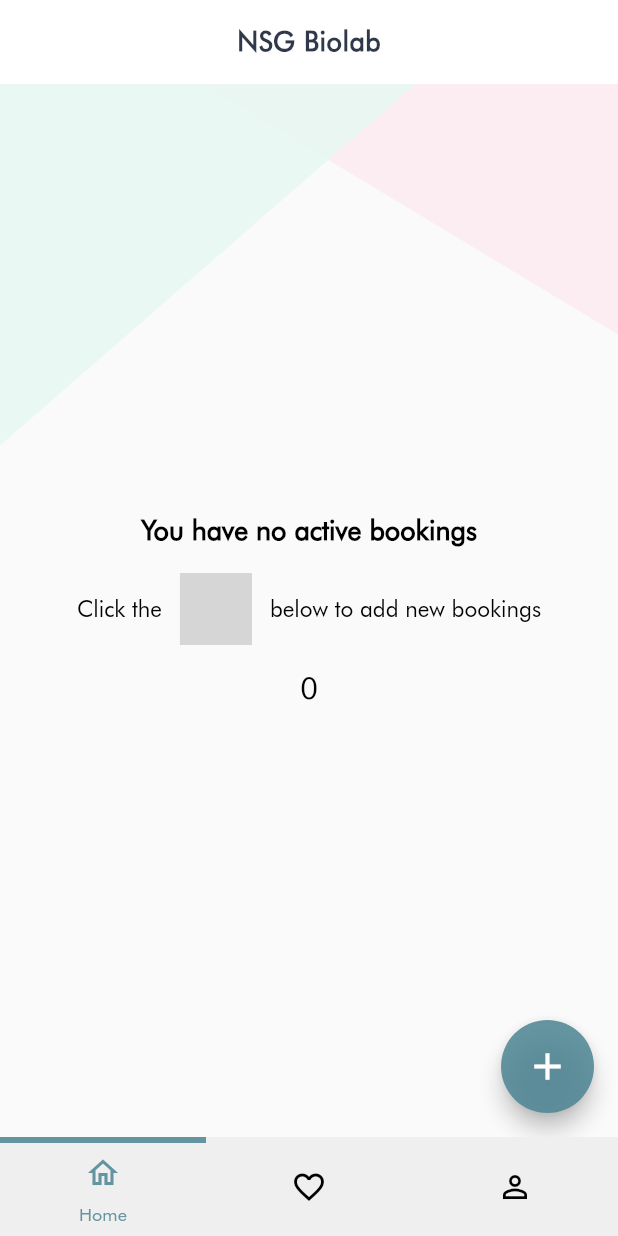
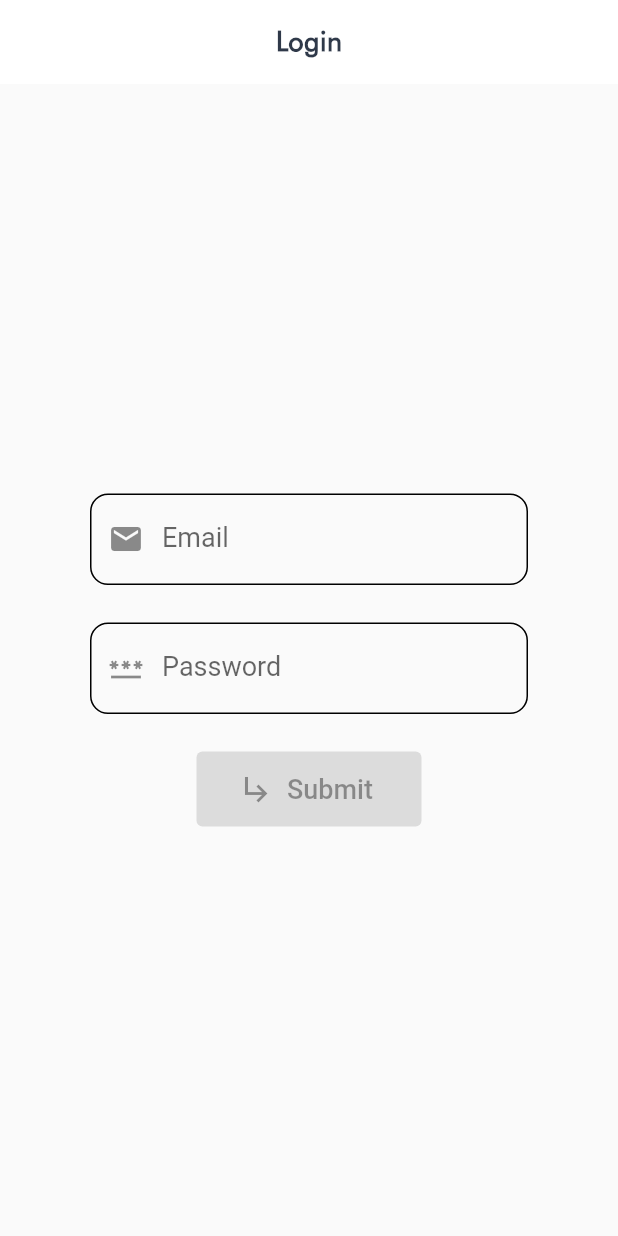
Before and after one commit to tduongtad1304/project-01, a Flutter app: the screen it shows after launch, on a phone screen of 412 x 824 dp. Run offline on Flutter 3.47's test engine with Material 2 defaults, Android fonts, the phone set to English and light mode, and no system bars; our stand-ins replace bloc, dio, equatable, flutter_bloc, flutter_secure_storage, flutter_svg and 2 more; grey boxes are pictures that could not be loaded.

Commit message:
add login page and logic

```diff
--- a/lib/app.dart
+++ b/lib/app.dart
@@ -1,7 +1,12 @@
 import 'package:flutter/material.dart';
+import 'package:nsg_biolab_clone/blocs/login/login_bloc.dart';
 import 'package:nsg_biolab_clone/cubits/cubits.dart';
 import 'package:nsg_biolab_clone/views/main_page.dart';
 import 'package:flutter_bloc/flutter_bloc.dart';
+
+import 'repositories/login_repository.dart';
+import 'services/login_services.dart';
+import 'views/views.dart';
 
 class MyApp extends StatelessWidget {
   const MyApp({Key? key}) : super(key: key);
@@ -31,7 +36,17 @@ class MyApp extends StatelessWidget {
           visualDensity: VisualDensity.adaptivePlatformDensity,
           primarySwatch: Colors.blue,
         ),
-        home: const MainPage(),
+        initialRoute: '/',
+        routes: {
+          '/mainpage': (context) => const MainPage(),
+          '/': (context) => RepositoryProvider(
+                create: (context) => LoginRepository(loginServices: LoginServices()),
+                child: BlocProvider<LoginBloc>(
+                  create: (context) => LoginBloc(loginRepository: context.read<LoginRepository>()),
+                  child: const LoginPage(),
+                ),
+              ),
+        },
       ),
     );
   }
--- /dev/null
+++ b/lib/blocs/login/login_bloc.dart
@@ -0,0 +1,75 @@
+import 'package:bloc/bloc.dart';
+import 'package:equatable/equatable.dart';
+
+import 'package:nsg_biolab_clone/models/custom_error.dart';
+import 'package:nsg_biolab_clone/models/text_field_model/email_model.dart';
+import 'package:nsg_biolab_clone/models/text_field_model/password_model.dart';
+import 'package:nsg_biolab_clone/repositories/login_repository.dart';
+import 'package:formz/formz.dart';
+
+part 'login_event.dart';
+part 'login_state.dart';
+
+class LoginBloc extends Bloc<LoginEvent, LoginState> {
+  final LoginRepository loginRepository;
+  LoginBloc({required this.loginRepository}) : super(const LoginState()) {
+    on<EmailChanged>(_onEmailChanged);
+    on<PasswordChanged>(_onPasswordChanged);
+    on<Submit>(_onSubmit);
+  }
+
+  _onEmailChanged(EmailChanged event, Emitter<LoginState> emit) {
+    final emailInput = EmailInput.dirty(event.email);
+
+    emit(
+      state.copyWith(
+        email: emailInput,
+        formzStatus: Formz.validate([
+          emailInput,
+          state.password,
+        ]),
+      ),
+    );
+  }
+
+  _onPasswordChanged(PasswordChanged event, Emitter<LoginState> emit) {
+    final passwordInput = PasswordInput.dirty(event.password);
+
+    emit(
+      state.copyWith(
+        password: passwordInput,
+        formzStatus: Formz.validate([
+          passwordInput,
+          state.email,
+        ]),
+      ),
+    );
+  }
+
+  Future<void> _onSubmit(Submit event, Emitter<LoginState> emit) async {
+    if (state.formzStatus.isValidated) {
+      emit(state.copyWith(formzStatus: FormzStatus.submissionInProgress));
+      try {
+        await loginRepository
+            .login(
+              state.email.value,
+              state.password.value,
+            )
+            .then(
+              (user) => emit(
+                const LoginState(
+                  email: EmailInput.pure(),
+                  password: PasswordInput.pure(),
+                  formzStatus: FormzStatus.pure,
+                  isSubmitting: false,
+                ),
+              ),
+            );
+        emit(state.copyWith(formzStatus: FormzStatus.submissionSuccess, isSubmitting: true));
+      } on CustomError catch (e) {
+        emit(state.copyWith(formzStatus: FormzStatus.submissionFailure, isSubmitting: true, error: e));
+      }
+    }
+    emit(state.copyWith(formzStatus: FormzStatus.submissionInProgress));
+  }
+}
--- /dev/null
+++ b/lib/blocs/login/login_event.dart
@@ -0,0 +1,28 @@
+part of 'login_bloc.dart';
+
+abstract class LoginEvent extends Equatable {
+  const LoginEvent();
+
+  @override
+  List<Object> get props => [];
+}
+
+class EmailChanged extends LoginEvent {
+  final String email;
+
+  const EmailChanged({required this.email});
+
+  @override
+  List<Object> get props => [email];
+}
+
+class PasswordChanged extends LoginEvent {
+  final String password;
+
+  const PasswordChanged({required this.password});
+
+  @override
+  List<Object> get props => [password];
+}
+
+class Submit extends LoginEvent {}
--- /dev/null
+++ b/lib/blocs/login/login_state.dart
@@ -0,0 +1,38 @@
+part of 'login_bloc.dart';
+
+class LoginState extends Equatable {
+  final EmailInput email;
+  final PasswordInput password;
+  final FormzStatus formzStatus;
+  final CustomError error;
+  final bool isSubmitting;
+  const LoginState({
+    this.email = const EmailInput.pure(),
+    this.password = const PasswordInput.pure(),
+    this.formzStatus = FormzStatus.pure,
+    this.error = const CustomError(errMsg: ''),
+    this.isSubmitting = false,
+  });
+
+  @override
+  List<Object> get props => [email, password, formzStatus, error, isSubmitting];
+
+  LoginState copyWith({
+    EmailInput? email,
+    PasswordInput? password,
+    FormzStatus? formzStatus,
+    CustomError? error,
+    bool? isSubmitting,
+  }) {
+    return LoginState(
+      email: email ?? this.email,
+      password: password ?? this.password,
+      formzStatus: formzStatus ?? this.formzStatus,
+      error: error ?? this.error,
+      isSubmitting: isSubmitting ?? this.isSubmitting,
+    );
+  }
+
+  @override
+  bool get stringify => true;
+}
--- /dev/null
+++ b/lib/exceptions/login_exceptions.dart
@@ -0,0 +1,12 @@
+class LoginException implements Exception {
+  String message;
+
+  LoginException([this.message = 'Something went wrong']) {
+    message = 'Login exception $message';
+  }
+
+  @override
+  String toString() {
+    return message;
+  }
+}
--- a/lib/main.dart
+++ b/lib/main.dart
@@ -9,6 +9,5 @@ void main() async {
   final _storage = await HydratedStorage.build(
     storageDirectory: await getApplicationDocumentsDirectory(),
   );
-  HydratedBlocOverrides.runZoned(() => runApp(const MyApp()),
-      blocObserver: Observer(), storage: _storage);
+  HydratedBlocOverrides.runZoned(() => runApp(const MyApp()), blocObserver: Observer(), storage: _storage);
 }
--- /dev/null
+++ b/lib/models/text_field_model/email_model.dart
@@ -0,0 +1,17 @@
+import 'package:formz/formz.dart';
+
+enum EmailValidationError { invalid }
+
+class EmailInput extends FormzInput<String, EmailValidationError> {
+  const EmailInput.pure() : super.pure('');
+  const EmailInput.dirty([String value = '']) : super.dirty(value);
+
+  static final _emailRegex = RegExp(
+    r'^[a-zA-Z0-9.!#$%&’*+/=?^_`{|}~-]+@[a-zA-Z0-9-]+(?:\.[a-zA-Z0-9-]+)*$',
+  );
+
+  @override
+  EmailValidationError? validator(String value) {
+    return _emailRegex.hasMatch(value) ? null : EmailValidationError.invalid;
+  }
+}
--- /dev/null
+++ b/lib/models/text_field_model/password_model.dart
@@ -0,0 +1,18 @@
+//validate password
+import 'package:formz/formz.dart';
+
+//return invalid if password does not match with expression
+enum PasswordValidationError { empty, invalid }
+
+class PasswordInput extends FormzInput<String, PasswordValidationError> {
+  const PasswordInput.pure() : super.pure('');
+  const PasswordInput.dirty([String value = '']) : super.dirty(value);
+
+  @override
+  PasswordValidationError? validator(String value) {
+    if (value.trim().length < 6) {
+      return PasswordValidationError.invalid;
+    }
+    return value.isNotEmpty == true ? null : PasswordValidationError.empty;
+  }
+}
--- /dev/null
+++ b/lib/repositories/login_repository.dart
@@ -0,0 +1,22 @@
+import 'package:nsg_biolab_clone/exceptions/login_exceptions.dart';
+import 'package:nsg_biolab_clone/models/custom_error.dart';
+
+import '../services/login_services.dart';
+
+class LoginRepository {
+  final LoginServices loginServices;
+  LoginRepository({
+    required this.loginServices,
+  });
+
+  Future<String> login(String email, String password) async {
+    try {
+      final token = await loginServices.login(email, password);
+      return token;
+    } on LoginException catch (e) {
+      throw CustomError(errMsg: e.message);
+    } catch (e) {
+      throw CustomError(errMsg: e.toString());
+    }
+  }
+}
--- /dev/null
+++ b/lib/views/login/login_page.dart
@@ -0,0 +1,87 @@
+import 'package:flutter/material.dart';
+import 'package:flutter/services.dart';
+import 'package:nsg_biolab_clone/blocs/login/login_bloc.dart';
+import '../../constants/constants.dart';
+import '/widgets/widgets.dart';
+import 'package:flutter_bloc/flutter_bloc.dart';
+import 'package:formz/formz.dart';
+
+class LoginPage extends StatelessWidget {
+  const LoginPage({Key? key}) : super(key: key);
+
+  @override
+  Widget build(BuildContext context) {
+    return Scaffold(
+      appBar: AppBar(
+        systemOverlayStyle: SystemUiOverlayStyle.dark,
+        backgroundColor: Colors.white,
+        elevation: 0,
+        centerTitle: true,
+        title: Text('Login', style: kTitlePrimary.copyWith(letterSpacing: 0.32)),
+      ),
+      body: BlocListener<LoginBloc, LoginState>(
+        listener: (context, state) {
+          if (state.formzStatus.isSubmissionSuccess) {
+            Navigator.of(context).pushReplacementNamed('/mainpage');
+          }
+          if (state.formzStatus.isSubmissionFailure) {
+            ScaffoldMessenger.of(context).showSnackBar(
+              SnackBar(
+                content: Text(state.error.errMsg),
+              ),
+            );
+          }
+        },
+        child: Center(
+          child: Column(
+            mainAxisAlignment: MainAxisAlignment.center,
+            children: [
+              CustomTextFormField(
+                initialValue: context.watch<LoginBloc>().state.email.value,
+                labelText: 'Email',
+                hintText: 'Enter your email',
+                errorText: context.watch<LoginBloc>().state.email.invalid ? 'Invalid email' : null,
+                icon: Icons.email,
+                onChanged: (String value) {
+                  context.read<LoginBloc>().add(EmailChanged(email: value));
+                },
+              ),
+              const SizedBox(height: 25),
+              CustomTextFormField(
+                initialValue: context.watch<LoginBloc>().state.password.value,
+                labelText: 'Password',
+                hintText: 'Enter your password',
+                errorText: context.watch<LoginBloc>().state.password.invalid ? 'Invalid password' : null,
+                obscureText: false,
+                icon: Icons.password,
+                onChanged: (String value) {
+                  context.read<LoginBloc>().add(PasswordChanged(password: value));
+                },
+              ),
+              const SizedBox(height: 25),
+              SizedBox(
+                height: 50,
+                width: 150,
+                child: ElevatedButton.icon(
+                  style: ElevatedButton.styleFrom(
+                    primary: kPrimaryButtons,
+                  ),
+                  onPressed: context.watch<LoginBloc>().state.formzStatus.isValidated
+                      ? () {
+                          context.read<LoginBloc>().add(Submit());
+                        }
+                      : null,
+                  icon: !context.watch<LoginBloc>().state.formzStatus.isSubmissionInProgress
+                      ? const Icon(Icons.subdirectory_arrow_right_sharp)
+                      : Container(),
+                  label: Text(context.watch<LoginBloc>().state.formzStatus.isSubmissionInProgress ? 'Submitting....' : 'Submit',
+                      style: const TextStyle(fontSize: 18)),
+                ),
+              ),
+            ],
+          ),
+        ),
+      ),
+    );
+  }
+}
--- a/lib/views/new_bookings/new_bookings_page.dart
+++ b/lib/views/new_bookings/new_bookings_page.dart
@@ -74,7 +74,9 @@ class _NewBookingsState extends State<NewBookings> with TickerProviderStateMixin
         IndexedStack(children: const [NewBookingEquipments()]),
         IndexedStack(children: const [NewBookingMeetingRoom()]),
       ]),
+      floatingActionButtonLocation: FloatingActionButtonLocation.centerFloat,
       floatingActionButton: FloatingActionButton(
+        mini: true,
         onPressed: () async {
           bookingsInfo = await Navigator.of(context).push(MaterialPageRoute(
             builder: (context) => BlocProvider<ValidatorBloc>(
--- a/lib/views/views.dart
+++ b/lib/views/views.dart
@@ -8,3 +8,4 @@ export 'new_bookings/new_bookings_equipments.dart';
 export 'new_bookings/new_bookings_meeting_room.dart';
 // export 'bookings_create/bookings_create.dart'; //using form to validate text field
 export 'bookings_create/create_bookings_views.dart'; //using bloc to handle logic to validate text field
+export 'login/login_page.dart';
--- /dev/null
+++ b/lib/widgets/custom_text_field.dart
@@ -0,0 +1,44 @@
+import 'package:flutter/material.dart';
+
+class CustomTextFormField extends StatelessWidget {
+  final String initialValue;
+  final String labelText;
+  final String hintText;
+  final String? errorText;
+  final bool obscureText;
+  final IconData icon;
+  final Function(String)? onChanged;
+
+  const CustomTextFormField({
+    Key? key,
+    required this.initialValue,
+    required this.labelText,
+    required this.hintText,
+    required this.errorText,
+    this.obscureText = false,
+    required this.icon,
+    required this.onChanged,
+  }) : super(key: key);
+
+  @override
+  Widget build(BuildContext context) {
+    return Padding(
+      padding: const EdgeInsets.symmetric(horizontal: 60),
+      child: TextFormField(
+        initialValue: initialValue,
+        textCapitalization: TextCapitalization.words,
+        style: const TextStyle(fontSize: 18),
+        obscureText: obscureText,
+        decoration: InputDecoration(
+          labelText: labelText,
+          hintText: hintText,
+          errorText: errorText,
+          prefixIcon: Icon(icon),
+          border: OutlineInputBorder(borderRadius: BorderRadius.circular(12)),
+          enabledBorder: OutlineInputBorder(borderRadius: BorderRadius.circular(12)),
+        ),
+        onChanged: onChanged,
+      ),
+    );
+  }
+}
--- a/lib/widgets/widgets.dart
+++ b/lib/widgets/widgets.dart
@@ -3,3 +3,4 @@ export 'create_route.dart';
 export 'equipments_card.dart';
 export 'snackbar.dart';
 export 'tab_navigator.dart';
+export 'custom_text_field.dart';
--- a/pubspec.yaml
+++ b/pubspec.yaml
@@ -29,10 +29,12 @@ environment:
 dependencies:
   bloc: ^8.0.3
   cupertino_icons: ^1.0.2
+  dio: ^4.0.6
   equatable: ^2.0.3
   flutter:
     sdk: flutter
   flutter_bloc: ^8.0.1
+  flutter_secure_storage: ^5.0.2
   flutter_svg: ^0.22.0
   formz: ^0.4.1
   hydrated_bloc: ^8.1.0
```
Also changed, not shown: lib/blocs/validator/validator_bloc.dart (+18 -8 lines), lib/services/app_services.dart (added, +57 -0 lines), lib/services/dio_error_handler.dart (added, +9 -0 lines), lib/services/login_services.dart (added, +42 -0 lines), lib/views/bookings_create/create_bookings_views.dart (+1 -40 lines), pubspec.lock, 1 other file.
